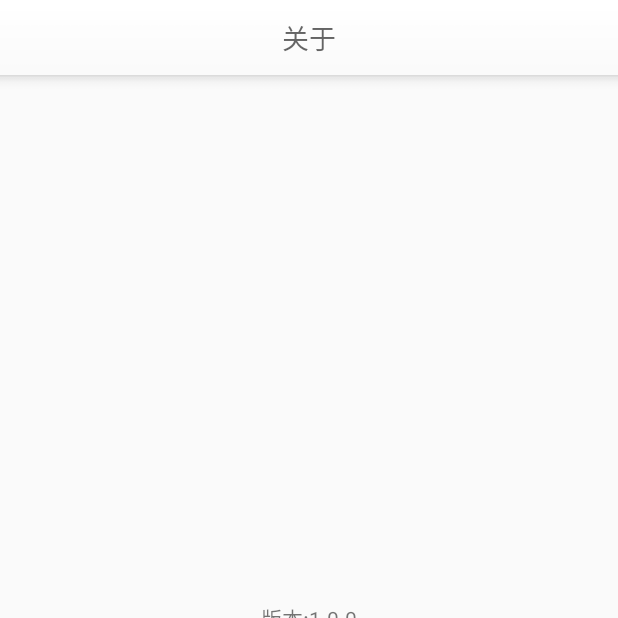
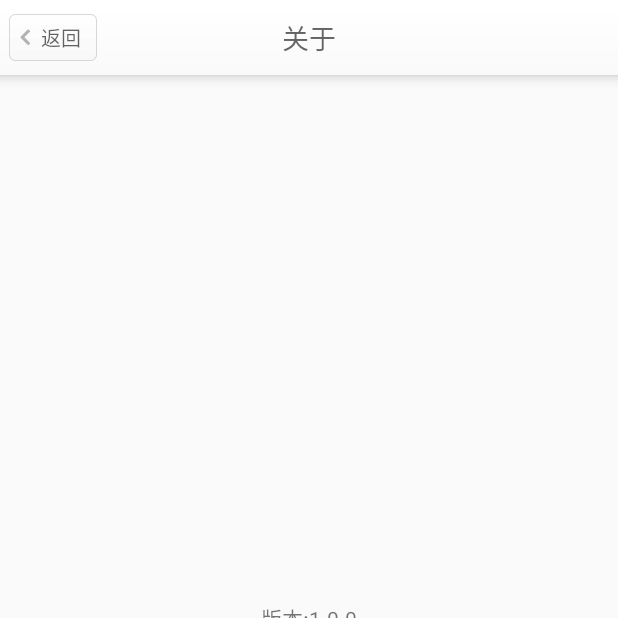
Before and after one commit to weileicn/MapDownloader, an Android app: the screen it shows after launch (AboutActivity), after a tap on "关于", on a phone screen of 412 x 824 dp, the top half of it. Run offline under Robolectric (Android 15) with nearby library versions, the phone set to English and light mode, and no system bars; our stand-ins replace CircleImageView; pictures from the network do not load.

Commit message:
add back button

```diff
--- a/app/src/main/java/com/baidumap/downloader/activities/AboutActivity.java
+++ b/app/src/main/java/com/baidumap/downloader/activities/AboutActivity.java
@@ -3,14 +3,24 @@ package com.baidumap.downloader.activities;
 import com.baidumap.downloader.R;
 
 import android.os.Bundle;
+import android.view.View;
 import android.widget.TextView;
 
 public class AboutActivity extends BaseActivity {
+    View back;
 
     @Override
     protected void onCreate(Bundle savedInstanceState) {
         super.onCreate(savedInstanceState);
         setContentView(R.layout.activity_about);
         ((TextView)findViewById(R.id.titlebar_title_tv)).setText("关于");
+        back = findViewById(R.id.titlebar_back_btn);
+        back.setVisibility(View.VISIBLE);
+        back.setOnClickListener(new View.OnClickListener() {
+            @Override
+            public void onClick(View view) {
+                finish();
+            }
+        });
     }
 }
--- a/app/src/main/java/com/baidumap/downloader/fragments/MainFragment.java
+++ b/app/src/main/java/com/baidumap/downloader/fragments/MainFragment.java
@@ -115,11 +115,15 @@ public class MainFragment extends Fragment implements View.OnClickListener{
 
             @Override
             public void destroyItem(ViewGroup container, int position, Object object) {
-                container.removeView((View) object);
+//                container.removeView((View) object);
             }
 
             @Override
             public Object instantiateItem(ViewGroup container, int position) {
+                ViewGroup parent = (ViewGroup) mList.get(position).getParent();
+                if (parent != null) {
+                    parent.removeView(mList.get(position));
+                }
                 container.addView(mList.get(position));
                 return mList.get(position);
             }
--- /dev/null
+++ b/app/src/main/res/drawable/titlebar_back_btn_selector.xml
@@ -0,0 +1,8 @@
+<?xml version="1.0" encoding="utf-8"?>
+<selector xmlns:android="http://schemas.android.com/apk/res/android">
+
+    <item android:drawable="@drawable/feedback_titlebar_back_btn_pressed_bg" android:state_pressed="true"/>
+    <item android:drawable="@drawable/feedback_titlebar_back_btn_pressed_bg" android:state_focused="true"/>
+    <item android:drawable="@drawable/feedback_titlebar_back_btn_normal_bg"/>
+
+</selector>
--- a/app/src/main/res/layout/titlebar_main.xml
+++ b/app/src/main/res/layout/titlebar_main.xml
@@ -3,6 +3,21 @@
     android:layout_width="match_parent"
     android:layout_height="50dp"
     android:background="@drawable/header">
+
+    <TextView
+            android:id="@+id/titlebar_back_btn"
+            android:layout_width="wrap_content"
+            android:layout_height="wrap_content"
+            android:layout_alignParentLeft="true"
+            android:layout_centerVertical="true"
+            android:background="@drawable/titlebar_back_btn_selector"
+            android:gravity="center"
+            android:minWidth="67dp"
+            android:singleLine="true"
+            android:visibility="gone"
+            android:text="返回"
+            android:textColor="@color/titlebar_left_btn_color"
+            android:textSize="13.5sp" />
 
     <TextView
         android:id="@+id/titlebar_title_tv"
```
Also changed, not shown: app/src/main/java/com/baidumap/downloader/activities/DownloadActivity.java (+56 -1 lines), app/src/main/java/com/baidumap/downloader/network/Constants.java (added, +13 -0 lines), app/src/main/java/com/baidumap/downloader/utils/MapDownloader.java (added, +23 -0 lines), app/src/main/java/com/baidumap/downloader/utils/NetworkUtil.java (added, +31 -0 lines), app/src/main/res/layout/activity_download.xml (+11 -1 lines), app/src/main/res/drawable-xxhdpi/feedback_titlebar_back_btn_normal_bg.9.png (added), app/src/main/res/drawable-xxhdpi/feedback_titlebar_back_btn_pressed_bg.9.png (added).
